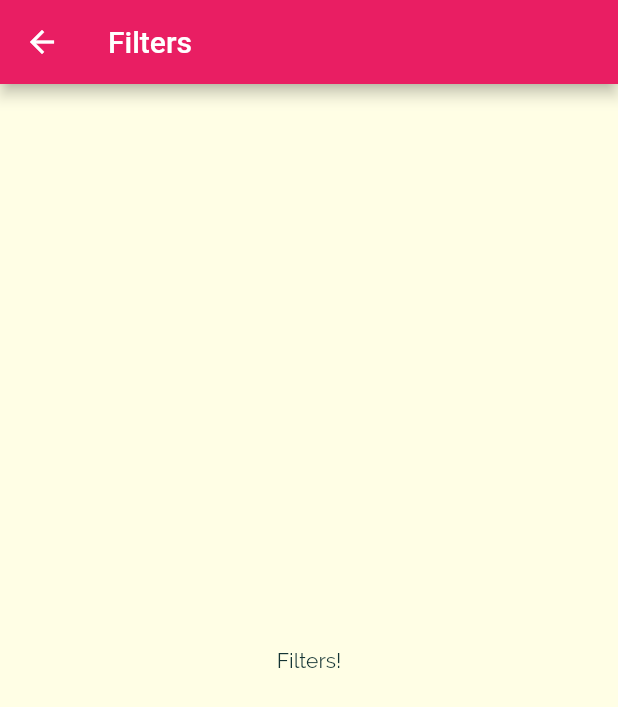
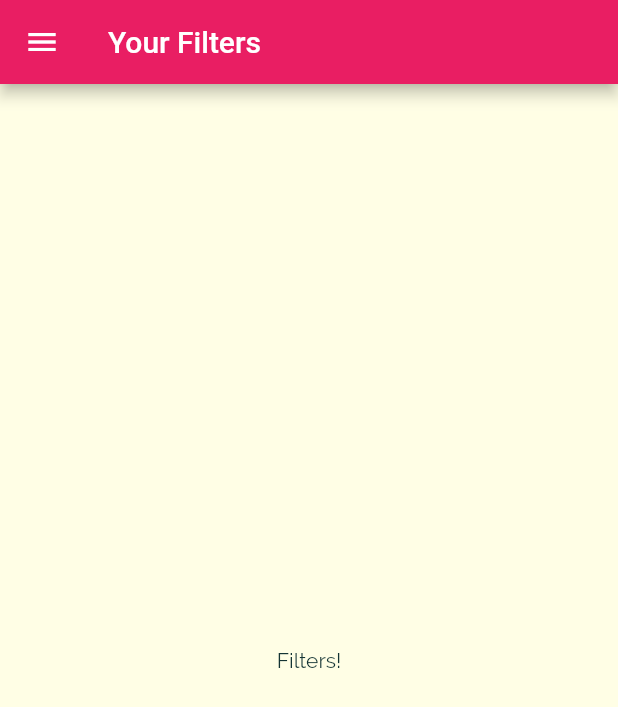
Before and after one commit to FadyFawzyOfficial/meals, a Flutter app: the FiltersScreen screen opened by its route, on a phone screen of 412 x 824 dp. Shown: the top 707 px of the screen. Run offline on Flutter 3.47's test engine with Material 2 defaults, Android fonts, the phone set to English and light mode, and no system bars.

Commit message:
6. Replacing Screens (instead of Pushing) & Add the Drawer to FiltersScreen

```diff
--- a/lib/screens/filters_screen.dart
+++ b/lib/screens/filters_screen.dart
@@ -1,4 +1,6 @@
 import 'package:flutter/material.dart';
+
+import '../widgets/main_drawer.dart';
 
 class FiltersScreen extends StatelessWidget {
   static const routeName = 'filters';
@@ -8,12 +10,9 @@ class FiltersScreen extends StatelessWidget {
   @override
   Widget build(BuildContext context) {
     return Scaffold(
-      appBar: AppBar(
-        title: const Text('Filters'),
-      ),
-      body: const Center(
-        child: Text('Filters!'),
-      ),
+      appBar: AppBar(title: const Text('Your Filters')),
+      drawer: const MainDrawer(),
+      body: const Center(child: Text('Filters!')),
     );
   }
 }
--- a/lib/widgets/main_drawer.dart
+++ b/lib/widgets/main_drawer.dart
@@ -28,12 +28,12 @@ class MainDrawer extends StatelessWidget {
           buildListTile(
             label: 'Meals',
             icon: Icons.restaurant,
-            onPressed: () => Navigator.pushNamed(context, '/'),
+            onPressed: () => Navigator.pushReplacementNamed(context, '/'),
           ),
           buildListTile(
             label: 'Filters',
             icon: Icons.settings,
-            onPressed: () => Navigator.pushNamed(
+            onPressed: () => Navigator.pushReplacementNamed(
               context,
               FiltersScreen.routeName,
             ),
```
